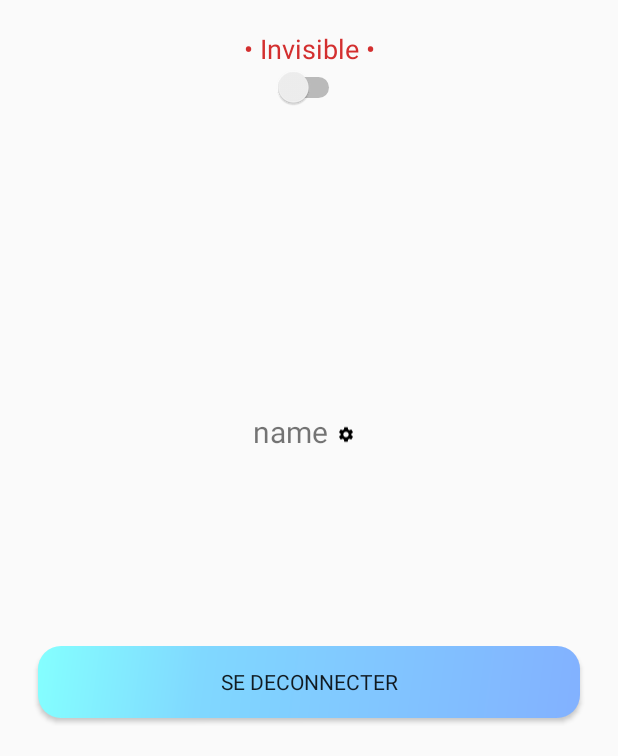
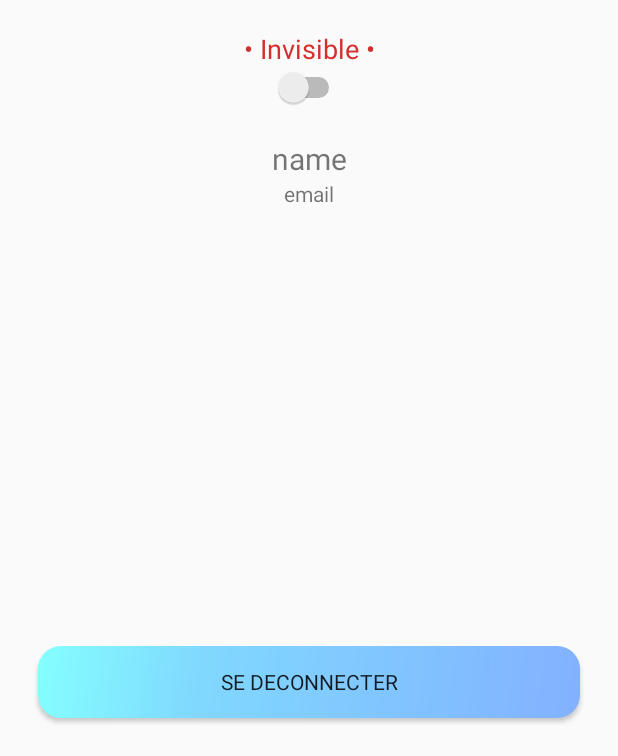
Before and after one commit to TomLeCollegue/ProximitySocialNetwork, an Android app: the layout activity_main.xml on its own in the app's theme, with its tools: preview values and no code run, on a phone screen of 412 x 824 dp, the part 480-1236 px from its top. Run offline under Robolectric (Android 15) with nearby library versions, the phone set to English and light mode, and no system bars; network calls fail; Roboto replaces fonts that are not available here.

Commit message:
fix mainActivity.xml

```diff
--- a/app/src/main/res/layout/activity_main.xml
+++ b/app/src/main/res/layout/activity_main.xml
@@ -110,39 +110,20 @@
                 android:layout_marginBottom="20dp"
                 android:gravity="center_horizontal" />
 
-            <LinearLayout
-                android:layout_width="match_parent"
-                android:layout_height="match_parent"
-                android:orientation="vertical">
-                <LinearLayout
-                    android:layout_width="match_parent"
-                    android:layout_height="match_parent"
-                    android:orientation="horizontal"
-                    android:gravity="center">
             <TextView
                 android:id="@+id/name"
-                        android:layout_width="wrap_content"
+                android:layout_width="match_parent"
                 android:layout_height="wrap_content"
-                        android:layout_gravity="center_vertical"
+                android:gravity="center_horizontal"
                 android:text="name"
                 android:textSize="20sp" />
-
-                    <ImageView
-                        android:id="@+id/editAccountWheel"
-                        android:layout_marginTop="3px"
-                        android:layout_width="24dp"
-                        android:layout_height="match_parent"
-                        android:src="@drawable/settings_wheel_foreground" />
-                </LinearLayout>
 
             <TextView
                 android:id="@+id/email"
                 android:layout_width="match_parent"
                 android:layout_height="wrap_content"
-                    android:gravity="center"
+                android:gravity="center_horizontal"
                 android:text="email" />
-            </LinearLayout>
-
 
         </LinearLayout>
 
```
Lines whose indentation alone changed are shown as unchanged.
